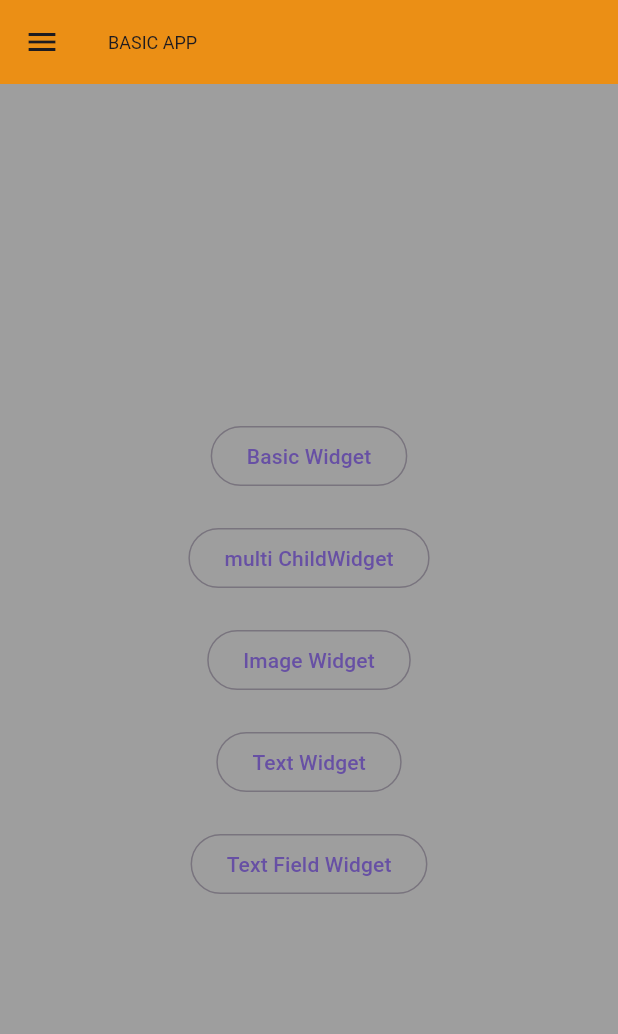
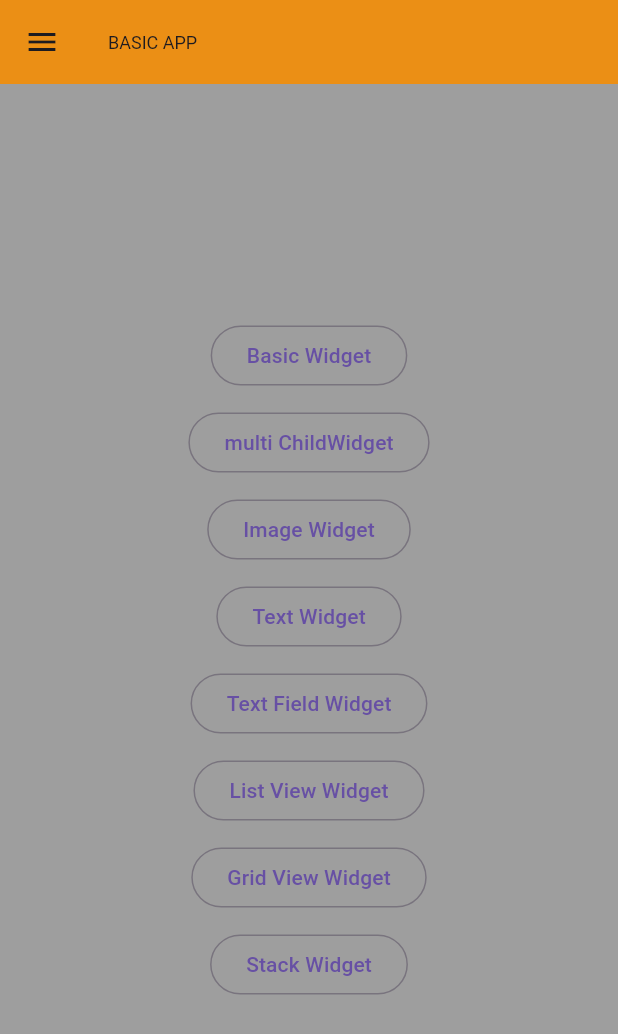
Before and after one commit to Pai5020/Basics-1, a Flutter app: the screen it shows after launch, on a phone screen of 412 x 824 dp. Shown: the top 1034 px of the screen. Run offline on Flutter 3.47's test engine with Material 3 defaults, Android fonts, the phone set to English and light mode, and no system bars.

Commit message:
third commit

```diff
--- a/myapp/lib/Screens/home.dart
+++ b/myapp/lib/Screens/home.dart
@@ -31,7 +31,7 @@ class HomeButton extends StatelessWidget {
                     "Basic Widget",
                   )),
               SizedBox(
-                height: 20,
+                height: 10,
               ),
               OutlinedButton(
                   onPressed: () {
@@ -41,7 +41,7 @@ class HomeButton extends StatelessWidget {
                     "multi ChildWidget",
                   )),
               SizedBox(
-                height: 20,
+                height: 10,
               ),
               OutlinedButton(
                   onPressed: () {
@@ -51,7 +51,7 @@ class HomeButton extends StatelessWidget {
                     "Image Widget",
                   )),
               SizedBox(
-                height: 20,
+                height: 10,
               ),
               OutlinedButton(
                   onPressed: () {
@@ -61,7 +61,7 @@ class HomeButton extends StatelessWidget {
                     "Text Widget",
                   )),
               SizedBox(
-                height: 20,
+                height: 10,
               ),
               OutlinedButton(
                   onPressed: () {
@@ -69,7 +69,37 @@ class HomeButton extends StatelessWidget {
                   },
                   child: Text(
                     "Text Field Widget",
-                  ))
+                  )),
+              SizedBox(
+                height: 10,
+              ),
+              OutlinedButton(
+                  onPressed: () {
+                    Navigator.pushNamed(context, '/listViewWidget');
+                  },
+                  child: Text(
+                    "List View Widget",
+                  )),
+              SizedBox(
+                height: 10,
+              ),
+              OutlinedButton(
+                  onPressed: () {
+                    Navigator.pushNamed(context, '/gridViewWidget');
+                  },
+                  child: Text(
+                    "Grid View Widget",
+                  )),
+              SizedBox(
+                height: 10,
+              ),
+              OutlinedButton(
+                  onPressed: () {
+                    Navigator.pushNamed(context, '/stackWidget');
+                  },
+                  child: Text(
+                    "Stack Widget",
+                  )),
             ],
           ),
         ));
--- a/myapp/lib/app.dart
+++ b/myapp/lib/app.dart
@@ -1,5 +1,9 @@
 import 'package:flutter/material.dart';
+import 'package:myapp/Screens/alignWidget.dart';
+import 'package:myapp/Screens/gridViewWidget.dart';
 import 'package:myapp/Screens/imageWidget.dart';
+import 'package:myapp/Screens/listViewWidget.dart';
+import 'package:myapp/Screens/stackWidget.dart';
 import 'package:myapp/Screens/textFieldWidget.dart';
 import 'package:myapp/Screens/textWidget.dart';
 import 'Screens/basicWidget.dart';
@@ -17,7 +21,11 @@ class App extends StatelessWidget {
         '/multiChildWidget': (context) => Multichildwidget(),
         '/imageWidget': (context) => Imagewidget(),
         '/textWidget': (context) => Textwidget(),
-        '/textFieldWidget': (context) => Textfieldwidget()
+        '/textFieldWidget': (context) => Textfieldwidget(),
+        '/listViewWidget': (context) => ListviewWidget(),
+        '/gridViewWidget': (context) => Gridviewwidget(),
+        '/stackWidget': (context) => Stackwidget(),
+        '/alignWidget': (context) => Alignwidget()
       },
     );
   }
```
Also changed, not shown: myapp/lib/Screens/alignWidget.dart (added, +44 -0 lines), myapp/lib/Screens/gridViewWidget.dart (added, +33 -0 lines), myapp/lib/Screens/listViewWidget.dart (added, +39 -0 lines), myapp/lib/Screens/multiChildWidget.dart (+11 -1 lines), myapp/lib/Screens/stackWidget.dart (added, +34 -0 lines).
